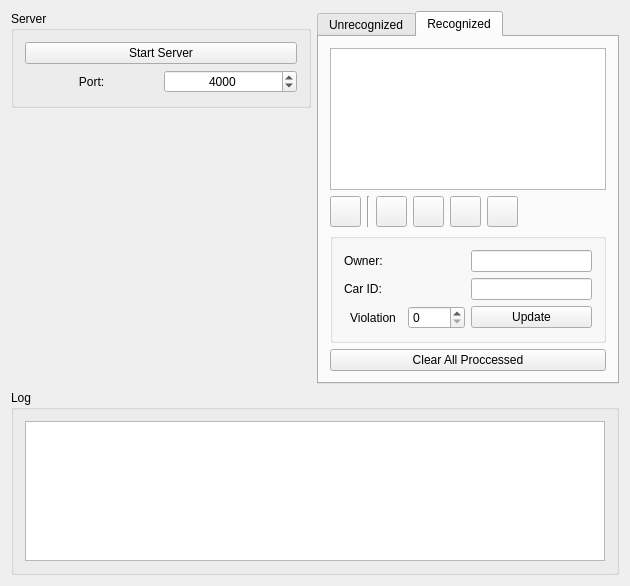
First picture: the form in MTMS_Server/serverwindow.ui, repository zhming0/Modernization-Traffic-Monitoring-System, before the edit.
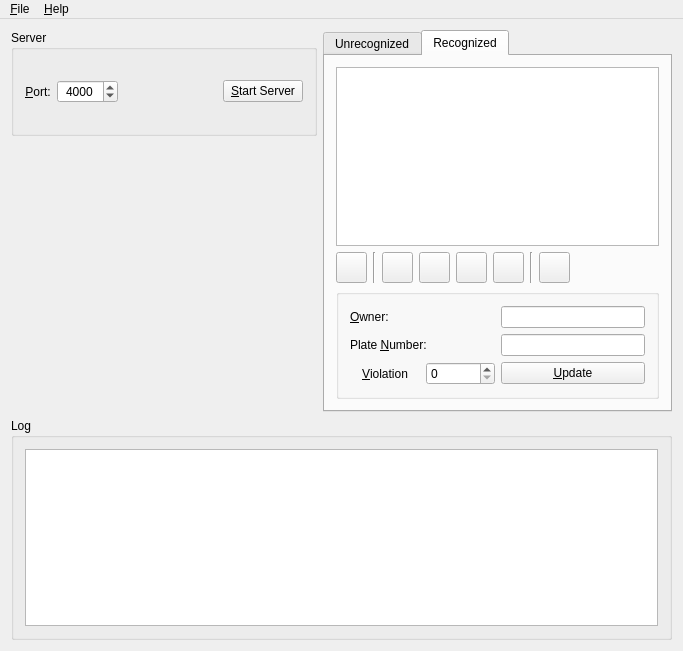
Second picture: the form after the edit. The open tabs and pages were chosen to show the change. Icons and pictures are not drawn. Custom widgets are drawn as their Qt base class.

Diff of the .ui file:
```diff
--- a/MTMS_Server/serverwindow.ui
+++ b/MTMS_Server/serverwindow.ui
@@ -6,12 +6,16 @@
    <rect>
     <x>0</x>
     <y>0</y>
-    <width>630</width>
-    <height>586</height>
+    <width>683</width>
+    <height>651</height>
    </rect>
   </property>
   <property name="windowTitle">
-   <string>ServerWindow</string>
+   <string>MTMS - Server</string>
+  </property>
+  <property name="windowIcon">
+   <iconset resource="images.qrc">
+    <normaloff>:/logo_small.png</normaloff>:/logo_small.png</iconset>
   </property>
   <widget class="QWidget" name="centralWidget">
    <layout class="QVBoxLayout" name="verticalLayout_4">
@@ -30,45 +34,60 @@
           <property name="title">
            <string>Server</string>
           </property>
-          <layout class="QVBoxLayout" name="verticalLayout_3">
+          <layout class="QHBoxLayout" name="horizontalLayout_10">
            <item>
-            <layout class="QVBoxLayout" name="verticalLayout">
+            <layout class="QHBoxLayout" name="horizontalLayout">
              <item>
-              <widget class="QPushButton" name="serverEnableButton">
+              <widget class="QLabel" name="label_port">
                <property name="text">
-                <string>Start Server</string>
+                <string>&amp;Port:</string>
+               </property>
+               <property name="alignment">
+                <set>Qt::AlignCenter</set>
+               </property>
+               <property name="buddy">
+                <cstring>portSpinBox</cstring>
                </property>
               </widget>
              </item>
              <item>
-              <layout class="QHBoxLayout" name="horizontalLayout">
-               <item>
-                <widget class="QLabel" name="label">
-                 <property name="text">
-                  <string>Port:</string>
-                 </property>
-                 <property name="alignment">
-                  <set>Qt::AlignCenter</set>
-                 </property>
-                </widget>
-               </item>
-               <item>
-                <widget class="QSpinBox" name="portSpinBox">
-                 <property name="alignment">
-                  <set>Qt::AlignCenter</set>
-                 </property>
-                 <property name="maximum">
-                  <number>65535</number>
-                 </property>
-                 <property name="value">
-                  <number>4000</number>
-                 </property>
-                </widget>
-               </item>
-              </layout>
+              <widget class="QSpinBox" name="portSpinBox">
+               <property name="alignment">
+                <set>Qt::AlignCenter</set>
+               </property>
+               <property name="maximum">
+                <number>65535</number>
+               </property>
+               <property name="value">
+                <number>4000</number>
+               </property>
+              </widget>
              </item>
             </layout>
            </item>
+           <item>
+            <spacer name="horizontalSpacer_5">
+             <property name="orientation">
+              <enum>Qt::Horizontal</enum>
+             </property>
+             <property name="sizeHint" stdset="0">
+              <size>
+               <width>93</width>
+               <height>20</height>
+              </size>
+             </property>
+            </spacer>
+           </item>
+           <item>
+            <widget class="QPushButton" name="serverEnableButton">
+             <property name="toolTip">
+              <string>Click to start the server.</string>
+             </property>
+             <property name="text">
+              <string>&amp;Start Server</string>
+             </property>
+            </widget>
+           </item>
           </layout>
          </widget>
         </item>
@@ -96,7 +115,7 @@
          <attribute name="title">
           <string>Unrecognized</string>
          </attribute>
-         <layout class="QVBoxLayout" name="verticalLayout_5">
+         <layout class="QVBoxLayout" name="verticalLayout">
           <item>
            <widget class="QTableView" name="tableView_unrecognized">
             <property name="editTriggers">
@@ -256,41 +275,46 @@
              </widget>
             </item>
             <item>
-             <spacer name="horizontalSpacer">
+             <widget class="Line" name="line_3">
               <property name="orientation">
-               <enum>Qt::Horizontal</enum>
+               <enum>Qt::Vertical</enum>
               </property>
-              <property name="sizeHint" stdset="0">
-               <size>
-                <width>40</width>
-                <height>20</height>
-               </size>
-              </property>
-             </spacer>
+             </widget>
             </item>
-           </layout>
-          </item>
-          <item>
-           <layout class="QHBoxLayout" name="horizontalLayout_8">
             <item>
              <widget class="QPushButton" name="pushButton_recognize">
+              <property name="maximumSize">
+               <size>
+                <width>16777215</width>
+                <height>31</height>
+               </size>
+              </property>
               <property name="toolTip">
-               <string>Recognize a single item.</string>
+               <string>Recognize the selected item...</string>
               </property>
               <property name="text">
-               <string>Recognize</string>
+               <string>&amp;Recognize...</string>
+              </property>
+              <property name="iconSize">
+               <size>
+                <width>84</width>
+                <height>23</height>
+               </size>
               </property>
              </widget>
             </item>
             <item>
-             <widget class="QPushButton" name="pushButton_processAll">
-              <property name="toolTip">
-               <string>Batch process all the items.</string>
+             <spacer name="horizontalSpacer">
+              <property name="orientation">
+               <enum>Qt::Horizontal</enum>
               </property>
-              <property name="text">
-               <string>Process All</string>
+              <property name="sizeHint" stdset="0">
+               <size>
+                <width>40</width>
+                <height>20</height>
+               </size>
               </property>
-             </widget>
+             </spacer>
             </item>
            </layout>
           </item>
@@ -456,6 +480,39 @@
               </property>
              </widget>
             </item>
+            <item>
+             <widget class="Line" name="line_4">
+              <property name="orientation">
+               <enum>Qt::Vertical</enum>
+              </property>
+             </widget>
+            </item>
+            <item>
+             <widget class="QPushButton" name="pushButton_clearAllProcessed">
+              <property name="minimumSize">
+               <size>
+                <width>31</width>
+                <height>31</height>
+               </size>
+              </property>
+              <property name="maximumSize">
+               <size>
+                <width>31</width>
+                <height>31</height>
+               </size>
+              </property>
+              <property name="toolTip">
+               <string>Clear all that have been processed.</string>
+              </property>
+              <property name="text">
+               <string/>
+              </property>
+              <property name="icon">
+               <iconset resource="images.qrc">
+                <normaloff>:/cross.png</normaloff>:/cross.png</iconset>
+              </property>
+             </widget>
+            </item>
             <item>
              <spacer name="horizontalSpacer_2">
               <property name="orientation">
@@ -483,8 +540,14 @@
                 <layout class="QHBoxLayout" name="horizontalLayout_2">
                  <item>
                   <widget class="QLabel" name="label_2">
+                   <property name="toolTip">
+                    <string>Owner of the car.</string>
+                   </property>
                    <property name="text">
-                    <string>Owner:</string>
+                    <string>&amp;Owner:</string>
+                   </property>
+                   <property name="buddy">
+                    <cstring>lineEdit_owner</cstring>
                    </property>
                   </widget>
                  </item>
@@ -496,6 +559,9 @@
                      <verstretch>0</verstretch>
                     </sizepolicy>
                    </property>
+                   <property name="toolTip">
+                    <string>Owner of the car.</string>
+                   </property>
                   </widget>
                  </item>
                 </layout>
@@ -504,8 +570,14 @@
                 <layout class="QHBoxLayout" name="horizontalLayout_4">
                  <item>
                   <widget class="QLabel" name="label_4">
+                   <property name="toolTip">
+                    <string>Plate number of the car.</string>
+                   </property>
                    <property name="text">
-                    <string>Car ID:</string>
+                    <string>Plate &amp;Number:</string>
+                   </property>
+                   <property name="buddy">
+                    <cstring>lineEdit_carid</cstring>
                    </property>
                   </widget>
                  </item>
@@ -520,6 +592,9 @@
                      <verstretch>0</verstretch>
                     </sizepolicy>
                    </property>
+                   <property name="toolTip">
+                    <string>Plate number of the car.</string>
+                   </property>
                   </widget>
                  </item>
                 </layout>
@@ -530,23 +605,36 @@
               <layout class="QHBoxLayout" name="horizontalLayout_3">
                <item>
                 <widget class="QLabel" name="label_3">
+                 <property name="toolTip">
+                  <string>Changing the violation number here.</string>
+                 </property>
                  <property name="text">
-                  <string>Violation</string>
+                  <string>&amp;Violation</string>
                  </property>
                  <property name="alignment">
                   <set>Qt::AlignCenter</set>
                  </property>
+                 <property name="buddy">
+                  <cstring>spinBox_violation</cstring>
+                 </property>
                 </widget>
                </item>
                <item>
-                <widget class="QSpinBox" name="spinBox_violation"/>
+                <widget class="QSpinBox" name="spinBox_violation">
+                 <property name="toolTip">
+                  <string>Changing the violation number here.</string>
+                 </property>
+                </widget>
                </item>
               </layout>
              </item>
              <item row="1" column="1">
               <widget class="QPushButton" name="pushButton_update">
+               <property name="toolTip">
+                <string>Update the data.</string>
+               </property>
                <property name="text">
-                <string>Update</string>
+                <string>&amp;Update</string>
                </property>
               </widget>
              </item>
@@ -556,13 +644,6 @@
             <zorder>pushButton_update</zorder>
            </widget>
           </item>
-          <item>
-           <widget class="QPushButton" name="pushButton_clearAllProcessed">
-            <property name="text">
-             <string>Clear All Proccessed</string>
-            </property>
-           </widget>
-          </item>
          </layout>
         </widget>
        </widget>
@@ -595,11 +676,38 @@
     <rect>
      <x>0</x>
      <y>0</y>
-     <width>630</width>
-     <height>22</height>
+     <width>683</width>
+     <height>19</height>
     </rect>
    </property>
+   <widget class="QMenu" name="menu_File">
+    <property name="title">
+     <string>&amp;File</string>
+    </property>
+    <addaction name="action_exit"/>
+   </widget>
+   <widget class="QMenu" name="menu_Help">
+    <property name="title">
+     <string>&amp;Help</string>
+    </property>
+    <addaction name="action_about"/>
+   </widget>
+   <addaction name="menu_File"/>
+   <addaction name="menu_Help"/>
   </widget>
+  <action name="action_exit">
+   <property name="text">
+    <string>E&amp;xit</string>
+   </property>
+   <property name="shortcut">
+    <string>Ctrl+Q</string>
+   </property>
+  </action>
+  <action name="action_about">
+   <property name="text">
+    <string>&amp;About</string>
+   </property>
+  </action>
  </widget>
  <layoutdefault spacing="6" margin="11"/>
  <customwidgets>
```
Left out of the diff: 19 changed lines with no effect on the pictures.
